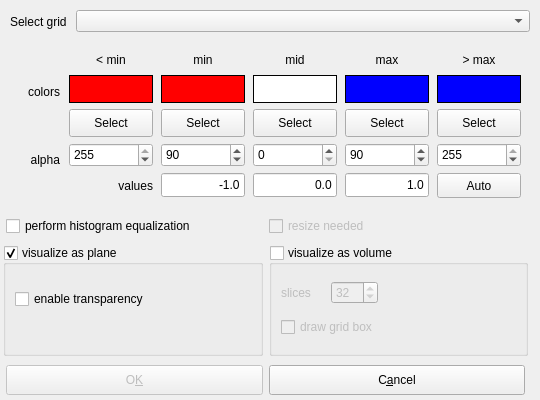
BALL-Project/ball, file source/VIEW/DIALOGS/gridVisualizationDialog.ui: the form before one commit.
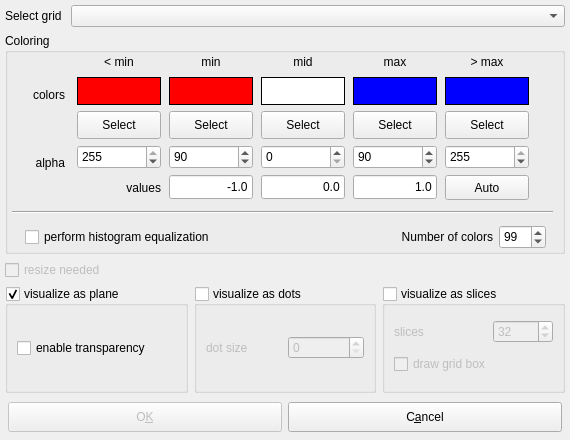
The form after the commit.

Diff of the .ui file:
```diff
--- a/source/VIEW/DIALOGS/gridVisualizationDialog.ui
+++ b/source/VIEW/DIALOGS/gridVisualizationDialog.ui
@@ -8,51 +8,359 @@
    <rect>
     <x>0</x>
     <y>0</y>
-    <width>540</width>
-    <height>400</height>
+    <width>570</width>
+    <height>440</height>
    </rect>
   </property>
-  <property name="minimumSize" >
-   <size>
-    <width>540</width>
-    <height>400</height>
-   </size>
-  </property>
-  <property name="maximumSize" >
-   <size>
-    <width>540</width>
-    <height>400</height>
-   </size>
-  </property>
   <property name="windowTitle" >
    <string>Modify Representation</string>
   </property>
-  <widget class="QWidget" name="layout109" >
-   <property name="geometry" >
-    <rect>
-     <x>67</x>
-     <y>51</y>
-     <width>463</width>
-     <height>159</height>
-    </rect>
+  <layout class="QGridLayout" >
+   <property name="margin" >
+    <number>5</number>
    </property>
-   <property name="autoFillBackground" >
+   <property name="spacing" >
+    <number>6</number>
+   </property>
+   <item row="3" column="2" >
+    <widget class="QGroupBox" name="volume" >
+     <property name="title" >
+      <string>visualize as slices</string>
+     </property>
+     <property name="checkable" >
     <bool>true</bool>
    </property>
-   <widget class="QWidget" name="widget" >
+     <property name="checked" >
+      <bool>false</bool>
+     </property>
+     <layout class="QGridLayout" >
+      <property name="margin" >
+       <number>9</number>
+      </property>
+      <property name="spacing" >
+       <number>6</number>
+      </property>
+      <item row="1" column="0" colspan="2" >
+       <widget class="QCheckBox" name="checkBox" >
+        <property name="text" >
+         <string>draw grid box</string>
+        </property>
+       </widget>
+      </item>
+      <item row="0" column="0" >
+       <widget class="QLabel" name="label" >
+        <property name="sizePolicy" >
+         <sizepolicy>
+          <hsizetype>1</hsizetype>
+          <vsizetype>5</vsizetype>
+          <horstretch>0</horstretch>
+          <verstretch>0</verstretch>
+         </sizepolicy>
+        </property>
+        <property name="maximumSize" >
+         <size>
+          <width>66666</width>
+          <height>16777215</height>
+         </size>
+        </property>
+        <property name="text" >
+         <string>slices</string>
+        </property>
+        <property name="alignment" >
+         <set>Qt::AlignLeading|Qt::AlignLeft|Qt::AlignVCenter</set>
+        </property>
+       </widget>
+      </item>
+      <item row="0" column="1" >
+       <widget class="QSpinBox" name="slices_spin" >
+        <property name="maximumSize" >
+         <size>
+          <width>60</width>
+          <height>16777215</height>
+         </size>
+        </property>
+        <property name="maximum" >
+         <number>256</number>
+        </property>
+        <property name="minimum" >
+         <number>1</number>
+        </property>
+        <property name="value" >
+         <number>32</number>
+        </property>
+       </widget>
+      </item>
+     </layout>
+    </widget>
+   </item>
+   <item row="3" column="0" >
+    <widget class="QGroupBox" name="plane" >
+     <property name="title" >
+      <string>visualize as plane</string>
+     </property>
+     <property name="checkable" >
+      <bool>true</bool>
+     </property>
+     <property name="checked" >
+      <bool>true</bool>
+     </property>
+     <layout class="QGridLayout" >
+      <property name="margin" >
+       <number>9</number>
+      </property>
+      <property name="spacing" >
+       <number>6</number>
+      </property>
+      <item row="0" column="0" >
+       <widget class="QCheckBox" name="transparency" >
+        <property name="text" >
+         <string>enable transparency</string>
+        </property>
+       </widget>
+      </item>
+     </layout>
+    </widget>
+   </item>
+   <item row="3" column="1" >
+    <widget class="QGroupBox" name="volume_2" >
+     <property name="title" >
+      <string>visualize as dots</string>
+     </property>
+     <property name="checkable" >
+      <bool>true</bool>
+     </property>
+     <property name="checked" >
+      <bool>false</bool>
+     </property>
+     <layout class="QGridLayout" >
+      <property name="margin" >
+       <number>9</number>
+      </property>
+      <property name="spacing" >
+       <number>6</number>
+      </property>
+      <item row="0" column="1" >
+       <widget class="QSpinBox" name="spinBox" />
+      </item>
+      <item row="0" column="0" >
+       <widget class="QLabel" name="label_2" >
+        <property name="sizePolicy" >
+         <sizepolicy>
+          <hsizetype>1</hsizetype>
+          <vsizetype>5</vsizetype>
+          <horstretch>0</horstretch>
+          <verstretch>0</verstretch>
+         </sizepolicy>
+        </property>
+        <property name="maximumSize" >
+         <size>
+          <width>66666</width>
+          <height>16777215</height>
+         </size>
+        </property>
+        <property name="text" >
+         <string>dot size</string>
+        </property>
+        <property name="alignment" >
+         <set>Qt::AlignLeading|Qt::AlignLeft|Qt::AlignVCenter</set>
+        </property>
+       </widget>
+      </item>
+     </layout>
+    </widget>
+   </item>
+   <item row="0" column="0" colspan="3" >
+    <layout class="QHBoxLayout" >
+     <property name="margin" >
+      <number>0</number>
+     </property>
+     <property name="spacing" >
+      <number>9</number>
+     </property>
+     <item>
+      <widget class="QLabel" name="TextLabel1_3" >
+       <property name="sizePolicy" >
+        <sizepolicy>
+         <hsizetype>0</hsizetype>
+         <vsizetype>0</vsizetype>
+         <horstretch>0</horstretch>
+         <verstretch>0</verstretch>
+        </sizepolicy>
+       </property>
+       <property name="minimumSize" >
+        <size>
+         <width>0</width>
+         <height>15</height>
+        </size>
+       </property>
+       <property name="text" >
+        <string>Select grid</string>
+       </property>
+       <property name="alignment" >
+        <set>Qt::AlignLeading|Qt::AlignLeft|Qt::AlignVCenter</set>
+       </property>
+      </widget>
+     </item>
+     <item>
+      <widget class="QComboBox" name="grids" />
+     </item>
+    </layout>
+   </item>
+   <item row="2" column="0" colspan="3" >
+    <widget class="QCheckBox" name="resize" >
+     <property name="enabled" >
+      <bool>false</bool>
+     </property>
+     <property name="text" >
+      <string>resize needed</string>
+     </property>
+    </widget>
+   </item>
+   <item row="4" column="0" colspan="3" >
+    <layout class="QHBoxLayout" >
+     <property name="margin" >
+      <number>3</number>
+     </property>
+     <property name="spacing" >
+      <number>6</number>
+     </property>
+     <item>
+      <widget class="QPushButton" name="apply_button" >
+       <property name="enabled" >
+        <bool>false</bool>
+       </property>
+       <property name="sizePolicy" >
+        <sizepolicy>
+         <hsizetype>1</hsizetype>
+         <vsizetype>7</vsizetype>
+         <horstretch>0</horstretch>
+         <verstretch>0</verstretch>
+        </sizepolicy>
+       </property>
+       <property name="minimumSize" >
+        <size>
+         <width>130</width>
+         <height>30</height>
+        </size>
+       </property>
+       <property name="maximumSize" >
+        <size>
+         <width>32767</width>
+         <height>30</height>
+        </size>
+       </property>
+       <property name="toolTip" >
+        <string>One grid and one Surface must be selected in the controls to color by grid.</string>
+       </property>
+       <property name="text" >
+        <string>O&amp;K</string>
+       </property>
+       <property name="shortcut" >
+        <string>Alt+K</string>
+       </property>
+       <property name="default" >
+        <bool>true</bool>
+       </property>
+      </widget>
+     </item>
+     <item>
+      <widget class="QPushButton" name="cancel_button" >
+       <property name="sizePolicy" >
+        <sizepolicy>
+         <hsizetype>1</hsizetype>
+         <vsizetype>7</vsizetype>
+         <horstretch>0</horstretch>
+         <verstretch>0</verstretch>
+        </sizepolicy>
+       </property>
+       <property name="minimumSize" >
+        <size>
+         <width>130</width>
+         <height>30</height>
+        </size>
+       </property>
+       <property name="maximumSize" >
+        <size>
+         <width>32767</width>
+         <height>30</height>
+        </size>
+       </property>
+       <property name="text" >
+        <string>C&amp;ancel</string>
+       </property>
+       <property name="shortcut" >
+        <string>Alt+A</string>
+       </property>
+       <property name="default" >
+        <bool>false</bool>
+       </property>
+      </widget>
+     </item>
+    </layout>
+   </item>
+   <item row="1" column="0" colspan="3" >
+    <widget class="QGroupBox" name="groupBox" >
+     <property name="minimumSize" >
+      <size>
+       <width>16</width>
+       <height>221</height>
+      </size>
+     </property>
+     <property name="title" >
+      <string>Coloring</string>
+     </property>
+     <widget class="QWidget" name="layoutWidget_3" >
     <property name="geometry" >
      <rect>
       <x>0</x>
-      <y>0</y>
-      <width>461</width>
-      <height>149</height>
-     </rect>
-    </property>
-    <widget class="QWidget" name="" >
+        <y>30</y>
+        <width>61</width>
+        <height>131</height>
+       </rect>
+      </property>
+      <layout class="QGridLayout" >
+       <property name="margin" >
+        <number>0</number>
+       </property>
+       <property name="spacing" >
+        <number>6</number>
+       </property>
+       <item row="0" column="0" >
+        <widget class="QLabel" name="TextLabel1" >
+         <property name="text" >
+          <string>colors</string>
+         </property>
+         <property name="textFormat" >
+          <enum>Qt::AutoText</enum>
+         </property>
+         <property name="alignment" >
+          <set>Qt::AlignRight|Qt::AlignTrailing|Qt::AlignVCenter</set>
+         </property>
+        </widget>
+       </item>
+       <item row="1" column="0" >
+        <widget class="QLabel" name="TextLabel1_2" >
+         <property name="maximumSize" >
+          <size>
+           <width>60</width>
+           <height>16777215</height>
+          </size>
+         </property>
+         <property name="text" >
+          <string>alpha</string>
+         </property>
+         <property name="alignment" >
+          <set>Qt::AlignRight|Qt::AlignTrailing|Qt::AlignVCenter</set>
+         </property>
+        </widget>
+       </item>
+      </layout>
+     </widget>
+     <widget class="QWidget" name="layoutWidget_2" >
      <property name="geometry" >
       <rect>
-       <x>0</x>
-       <y>0</y>
+        <x>70</x>
+        <y>20</y>
        <width>461</width>
        <height>149</height>
       </rect>
@@ -1923,245 +2231,18 @@
       </item>
      </layout>
     </widget>
-   </widget>
-  </widget>
-  <widget class="QWidget" name="layout106" >
-   <property name="geometry" >
-    <rect>
-     <x>10</x>
-     <y>10</y>
-     <width>520</width>
-     <height>23</height>
-    </rect>
-   </property>
-   <layout class="QHBoxLayout" >
-    <property name="margin" >
-     <number>0</number>
-    </property>
-    <property name="spacing" >
-     <number>9</number>
-    </property>
-    <item>
-     <widget class="QLabel" name="TextLabel1_3" >
-      <property name="sizePolicy" >
-       <sizepolicy>
-        <hsizetype>0</hsizetype>
-        <vsizetype>0</vsizetype>
-        <horstretch>0</horstretch>
-        <verstretch>0</verstretch>
-       </sizepolicy>
-      </property>
-      <property name="minimumSize" >
-       <size>
-        <width>0</width>
-        <height>15</height>
-       </size>
-      </property>
-      <property name="text" >
-       <string>Select grid</string>
-      </property>
-      <property name="alignment" >
-       <set>Qt::AlignLeading|Qt::AlignLeft|Qt::AlignVCenter</set>
-      </property>
-     </widget>
-    </item>
-    <item>
-     <widget class="QComboBox" name="grids" />
-    </item>
-   </layout>
-  </widget>
   <widget class="QWidget" name="" >
    <property name="geometry" >
     <rect>
-     <x>0</x>
-     <y>60</y>
-     <width>61</width>
-     <height>131</height>
-    </rect>
-   </property>
-   <layout class="QGridLayout" >
-    <property name="margin" >
-     <number>0</number>
-    </property>
-    <property name="spacing" >
-     <number>6</number>
-    </property>
-    <item row="0" column="0" >
-     <widget class="QLabel" name="TextLabel1" >
-      <property name="text" >
-       <string>colors</string>
-      </property>
-      <property name="textFormat" >
-       <enum>Qt::AutoText</enum>
-      </property>
-      <property name="alignment" >
-       <set>Qt::AlignRight|Qt::AlignTrailing|Qt::AlignVCenter</set>
-      </property>
-     </widget>
-    </item>
-    <item row="1" column="0" >
-     <widget class="QLabel" name="TextLabel1_2" >
-      <property name="maximumSize" >
-       <size>
-        <width>60</width>
-        <height>16777215</height>
-       </size>
-      </property>
-      <property name="text" >
-       <string>alpha</string>
-      </property>
-      <property name="alignment" >
-       <set>Qt::AlignRight|Qt::AlignTrailing|Qt::AlignVCenter</set>
-      </property>
-     </widget>
-    </item>
-   </layout>
-  </widget>
-  <widget class="QWidget" name="" >
-   <property name="geometry" >
-    <rect>
-     <x>0</x>
-     <y>210</y>
-     <width>531</width>
-     <height>191</height>
-    </rect>
-   </property>
-   <layout class="QGridLayout" >
-    <property name="margin" >
-     <number>3</number>
-    </property>
-    <property name="spacing" >
-     <number>6</number>
-    </property>
-    <item row="1" column="1" >
-     <widget class="QGroupBox" name="volume" >
-      <property name="title" >
-       <string>visualize as volume</string>
-      </property>
-      <property name="checkable" >
-       <bool>true</bool>
-      </property>
-      <property name="checked" >
-       <bool>false</bool>
-      </property>
-      <layout class="QGridLayout" >
-       <property name="margin" >
-        <number>9</number>
-       </property>
-       <property name="spacing" >
-        <number>6</number>
-       </property>
-       <item row="1" column="0" colspan="2" >
-        <widget class="QCheckBox" name="checkBox" >
-         <property name="text" >
-          <string>draw grid box</string>
-         </property>
-        </widget>
-       </item>
-       <item row="0" column="2" >
-        <spacer>
-         <property name="orientation" >
-          <enum>Qt::Horizontal</enum>
-         </property>
-         <property name="sizeHint" >
-          <size>
-           <width>40</width>
-           <height>20</height>
-          </size>
-         </property>
-        </spacer>
-       </item>
-       <item row="0" column="1" >
-        <widget class="QSpinBox" name="slices_spin" >
-         <property name="maximumSize" >
-          <size>
-           <width>60</width>
-           <height>16777215</height>
-          </size>
-         </property>
-         <property name="maximum" >
-          <number>256</number>
-         </property>
-         <property name="minimum" >
-          <number>1</number>
-         </property>
-         <property name="value" >
-          <number>32</number>
-         </property>
-        </widget>
-       </item>
-       <item row="0" column="0" >
-        <widget class="QLabel" name="label" >
-         <property name="sizePolicy" >
-          <sizepolicy>
-           <hsizetype>1</hsizetype>
-           <vsizetype>5</vsizetype>
-           <horstretch>0</horstretch>
-           <verstretch>0</verstretch>
-          </sizepolicy>
-         </property>
-         <property name="maximumSize" >
-          <size>
-           <width>66666</width>
-           <height>16777215</height>
-          </size>
-         </property>
-         <property name="text" >
-          <string>slices</string>
-         </property>
-         <property name="alignment" >
-          <set>Qt::AlignLeading|Qt::AlignLeft|Qt::AlignVCenter</set>
-         </property>
-        </widget>
-       </item>
-      </layout>
-     </widget>
-    </item>
-    <item row="1" column="0" >
-     <widget class="QGroupBox" name="plane" >
-      <property name="title" >
-       <string>visualize as plane</string>
-      </property>
-      <property name="checkable" >
-       <bool>true</bool>
-      </property>
-      <property name="checked" >
-       <bool>true</bool>
-      </property>
-      <layout class="QGridLayout" >
-       <property name="margin" >
-        <number>9</number>
-       </property>
-       <property name="spacing" >
-        <number>6</number>
-       </property>
-       <item row="0" column="0" >
-        <widget class="QCheckBox" name="transparency" >
-         <property name="text" >
-          <string>enable transparency</string>
-         </property>
-        </widget>
-       </item>
-       <item row="1" column="0" >
-        <spacer>
-         <property name="orientation" >
-          <enum>Qt::Horizontal</enum>
-         </property>
-         <property name="sizeHint" >
-          <size>
-           <width>40</width>
-           <height>20</height>
-          </size>
-         </property>
-        </spacer>
-       </item>
-      </layout>
-     </widget>
-    </item>
-    <item row="0" column="0" colspan="2" >
+        <x>20</x>
+        <y>190</y>
+        <width>521</width>
+        <height>28</height>
+       </rect>
+      </property>
      <layout class="QHBoxLayout" >
       <property name="margin" >
-       <number>3</number>
+        <number>0</number>
       </property>
       <property name="spacing" >
        <number>6</number>
@@ -2174,101 +2255,93 @@
        </widget>
       </item>
       <item>
-       <widget class="QCheckBox" name="resize" >
-        <property name="enabled" >
-         <bool>false</bool>
-        </property>
-        <property name="text" >
-         <string>resize needed</string>
-        </property>
-       </widget>
-      </item>
-     </layout>
-    </item>
-    <item row="2" column="0" colspan="2" >
+        <spacer>
+         <property name="orientation" >
+          <enum>Qt::Horizontal</enum>
+         </property>
+         <property name="sizeHint" >
+          <size>
+           <width>40</width>
+           <height>20</height>
+          </size>
+         </property>
+        </spacer>
+       </item>
+       <item>
      <layout class="QHBoxLayout" >
       <property name="margin" >
-       <number>3</number>
+          <number>0</number>
       </property>
       <property name="spacing" >
        <number>6</number>
       </property>
       <item>
-       <widget class="QPushButton" name="apply_button" >
-        <property name="enabled" >
-         <bool>false</bool>
-        </property>
-        <property name="sizePolicy" >
-         <sizepolicy>
-          <hsizetype>1</hsizetype>
-          <vsizetype>7</vsizetype>
-          <horstretch>0</horstretch>
-          <verstretch>0</verstretch>
-         </sizepolicy>
-        </property>
+          <widget class="QLabel" name="TextLabel7" >
         <property name="minimumSize" >
          <size>
-          <width>130</width>
-          <height>30</height>
+             <width>0</width>
+             <height>22</height>
          </size>
         </property>
         <property name="maximumSize" >
          <size>
           <width>32767</width>
-          <height>30</height>
+             <height>22</height>
+            </size>
+           </property>
+           <property name="text" >
+            <string>Number of colors</string>
+           </property>
+           <property name="alignment" >
+            <set>Qt::AlignRight|Qt::AlignTrailing|Qt::AlignVCenter</set>
+           </property>
+          </widget>
+         </item>
+         <item>
+          <widget class="QSpinBox" name="levels_box" >
+           <property name="minimumSize" >
+            <size>
+             <width>30</width>
+             <height>24</height>
+            </size>
+           </property>
+           <property name="maximumSize" >
+            <size>
+             <width>50</width>
+             <height>24</height>
          </size>
         </property>
         <property name="toolTip" >
-         <string>One grid and one Surface must be selected in the controls to color by grid.</string>
-        </property>
-        <property name="text" >
-         <string>O&amp;K</string>
-        </property>
-        <property name="shortcut" >
-         <string>Alt+K</string>
-        </property>
-        <property name="default" >
-         <bool>true</bool>
-        </property>
-       </widget>
-      </item>
-      <item>
-       <widget class="QPushButton" name="cancel_button" >
-        <property name="sizePolicy" >
-         <sizepolicy>
-          <hsizetype>1</hsizetype>
-          <vsizetype>7</vsizetype>
-          <horstretch>0</horstretch>
-          <verstretch>0</verstretch>
-         </sizepolicy>
-        </property>
-        <property name="minimumSize" >
-         <size>
-          <width>130</width>
-          <height>30</height>
-         </size>
-        </property>
-        <property name="maximumSize" >
-         <size>
-          <width>32767</width>
-          <height>30</height>
-         </size>
-        </property>
-        <property name="text" >
-         <string>C&amp;ancel</string>
-        </property>
-        <property name="shortcut" >
-         <string>Alt+A</string>
-        </property>
-        <property name="default" >
-         <bool>false</bool>
-        </property>
-       </widget>
-      </item>
-     </layout>
-    </item>
-   </layout>
-  </widget>
+            <string>Number of interpolated colors</string>
+           </property>
+           <property name="maximum" >
+            <number>999</number>
+           </property>
+           <property name="value" >
+            <number>99</number>
+           </property>
+          </widget>
+         </item>
+        </layout>
+       </item>
+      </layout>
+     </widget>
+     <widget class="Line" name="line" >
+      <property name="geometry" >
+       <rect>
+        <x>7</x>
+        <y>159</y>
+        <width>541</width>
+        <height>41</height>
+       </rect>
+      </property>
+      <property name="orientation" >
+       <enum>Qt::Horizontal</enum>
+      </property>
+     </widget>
+    </widget>
+   </item>
+  </layout>
  </widget>
  <layoutdefault spacing="6" margin="11" />
  <pixmapfunction>qPixmapFromMimeSource</pixmapfunction>
```
Left out of the diff: 15 changed lines with no effect on the pictures. Lines whose indentation alone changed are shown as unchanged.
